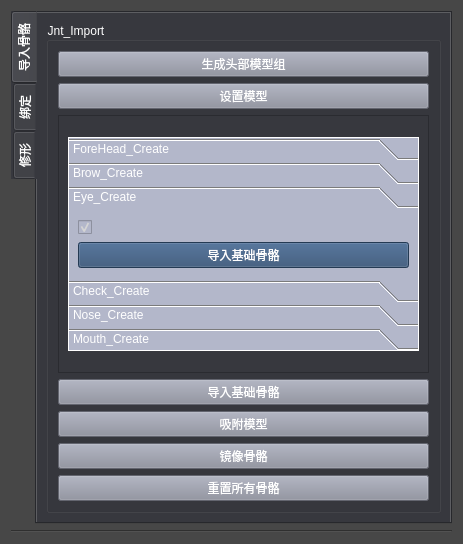
Before: the Qt Designer form plugin_rig/customui/facerig.ui in wowodeacha/plugin, drawn with Qt 5.
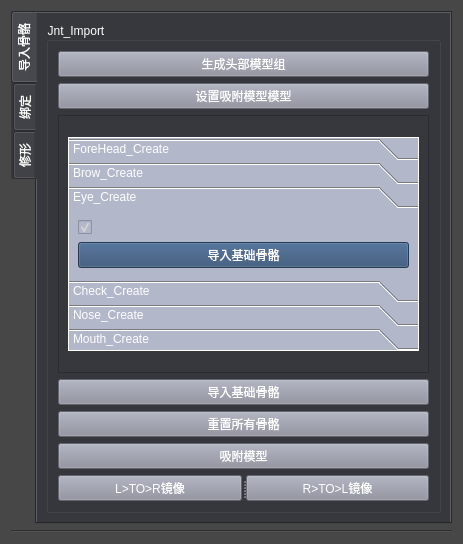
After: the same form once the commit is applied. The open tabs and pages were chosen to show the change.

Patch:
```diff
--- a/plugin_rig/customui/facerig.ui
+++ b/plugin_rig/customui/facerig.ui
@@ -48,7 +48,7 @@
             <string>Jnt_Import</string>
            </property>
            <layout class="QGridLayout" name="gridLayout_5">
-            <item row="4" column="0">
+            <item row="2" column="0">
              <widget class="QPushButton" name="rebulidAllBone_pushButton">
               <property name="styleSheet">
                <string notr="true">background-color: rgb(138, 141, 156);</string>
@@ -58,16 +58,6 @@
               </property>
              </widget>
             </item>
-            <item row="3" column="0">
-             <widget class="QPushButton" name="bneMir_pushButton">
-              <property name="styleSheet">
-               <string notr="true">background-color: rgb(138, 141, 156);</string>
-              </property>
-              <property name="text">
-               <string>镜像骨骼</string>
-              </property>
-             </widget>
-            </item>
             <item row="0" column="0">
              <layout class="QGridLayout" name="gridLayout_18">
               <item row="0" column="0">
@@ -86,7 +76,7 @@
                  <string notr="true">background-color: rgb(138, 141, 156);</string>
                 </property>
                 <property name="text">
-                 <string>设置模型</string>
+                 <string>设置吸附模型模型</string>
                 </property>
                </widget>
               </item>
@@ -460,7 +450,7 @@
               </item>
              </layout>
             </item>
-            <item row="2" column="0">
+            <item row="3" column="0">
              <widget class="QPushButton" name="snapForeHeadMeshToHeadMesh_pushButton">
               <property name="styleSheet">
                <string notr="true">background-color: rgb(138, 141, 156);</string>
@@ -486,6 +476,29 @@
               </property>
              </widget>
             </item>
+            <item row="4" column="0">
+             <widget class="QSplitter" name="splitter">
+              <property name="orientation">
+               <enum>Qt::Horizontal</enum>
+              </property>
+              <widget class="QPushButton" name="bneMir_pushButton">
+               <property name="styleSheet">
+                <string notr="true">background-color: rgb(138, 141, 156);</string>
+               </property>
+               <property name="text">
+                <string>L&gt;TO&gt;R镜像</string>
+               </property>
+              </widget>
+              <widget class="QPushButton" name="bneMir_pushButton_2">
+               <property name="styleSheet">
+                <string notr="true">background-color: rgb(138, 141, 156);</string>
+               </property>
+               <property name="text">
+                <string>R&gt;TO&gt;L镜像</string>
+               </property>
+              </widget>
+             </widget>
+            </item>
            </layout>
           </widget>
          </item>
```
Left out of the diff: 4 changed lines with no effect on the pictures.
